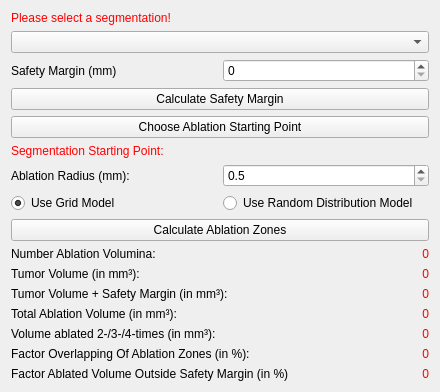
This is Plugins/org.mitk.gui.qt.ablationplanning/src/internal/QmitkAblationPlanningViewControls.ui in alaansheikhani/MITK as Qt 5 draws it before an edit. The edited form follows.
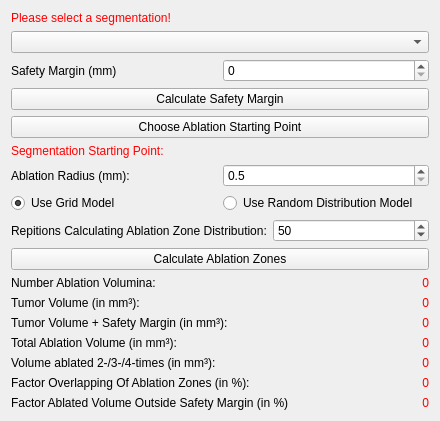
This is the edited form. Icons and pictures are not drawn. Custom widgets are drawn as their Qt base class.

Commit message: Added the possibility to adjust the number of iterations for calculating the best ablation zone distribution.

Patch:
```diff
--- a/Plugins/org.mitk.gui.qt.ablationplanning/src/internal/QmitkAblationPlanningViewControls.ui
+++ b/Plugins/org.mitk.gui.qt.ablationplanning/src/internal/QmitkAblationPlanningViewControls.ui
@@ -142,6 +142,33 @@
      </item>
     </layout>
    </item>
+   <item>
+    <layout class="QHBoxLayout" name="horizontalLayout_4">
+     <property name="topMargin">
+      <number>0</number>
+     </property>
+     <item>
+      <widget class="QLabel" name="repitionsCalculatingAblationZonesLabel">
+       <property name="text">
+        <string>Repitions Calculating Ablation Zone Distribution:</string>
+       </property>
+      </widget>
+     </item>
+     <item>
+      <widget class="QSpinBox" name="repititionsCalculatingAblationZonesSpinBox">
+       <property name="minimum">
+        <number>1</number>
+       </property>
+       <property name="maximum">
+        <number>500</number>
+       </property>
+       <property name="value">
+        <number>50</number>
+       </property>
+      </widget>
+     </item>
+    </layout>
+   </item>
    <item>
     <widget class="QPushButton" name="calculateAblationZonesPushButton">
      <property name="text">
```
The commit also changes 1 other file.
